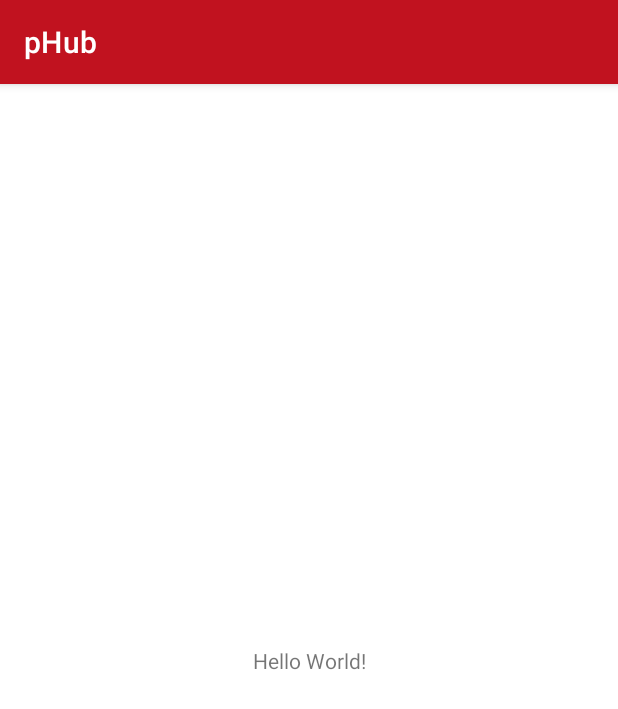
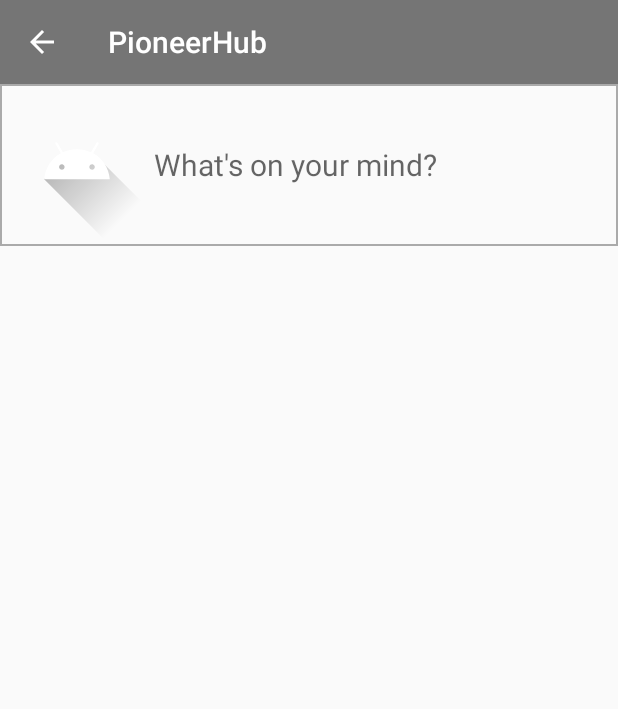
Before and after one commit to PioneerBois/PioneerHub, an Android app: the screen it shows after launch (MainActivity), on a phone screen of 412 x 824 dp. Shown: the top 709 px of the screen. Run offline under Robolectric (Android 15) with nearby library versions, the phone set to English and light mode, and no system bars.

Commit message:
navigationdrawerissue

```diff
--- a/app/build.gradle
+++ b/app/build.gradle
@@ -33,6 +33,7 @@ dependencies {
     implementation 'androidx.appcompat:appcompat:1.2.0'
     implementation 'com.google.android.material:material:1.3.0'
     implementation 'androidx.constraintlayout:constraintlayout:2.0.4'
+    implementation 'androidx.legacy:legacy-support-v4:1.0.0'
     testImplementation 'junit:junit:4.+'
     androidTestImplementation 'androidx.test.ext:junit:1.1.2'
     androidTestImplementation 'androidx.test.espresso:espresso-core:3.3.0'
--- a/app/src/main/java/com/pandinu/PioneerHub/MainActivity.java
+++ b/app/src/main/java/com/pandinu/PioneerHub/MainActivity.java
@@ -1,14 +1,51 @@
 package com.pandinu.PioneerHub;
 
 import androidx.appcompat.app.AppCompatActivity;
+import androidx.fragment.app.FragmentTransaction;
 
 import android.os.Bundle;
 
-public class MainActivity extends AppCompatActivity {
+public class MainActivity extends AppCompatActivity implements TimelineFragment.TimeLineFragmentListener, PostFragment.PostFragmentListener{
+
+    private FragmentTransaction ft;
+    private TimelineFragment timeLineFragment;
+    //private PostFragment postFragment;
+
+
 
     @Override
     protected void onCreate(Bundle savedInstanceState) {
         super.onCreate(savedInstanceState);
         setContentView(R.layout.activity_main);
+
+        timeLineFragment = new TimelineFragment();
+        //postFragment = new PostFragment();
+
+
+        ft = getSupportFragmentManager().beginTransaction();
+        ft.replace(R.id.container, timeLineFragment);
+        ft.commit();
+
+    }
+
+    @Override
+    public void toPostSent() {
+        FragmentTransaction toPostTransaction = getSupportFragmentManager().beginTransaction();
+        toPostTransaction.replace(R.id.container, new PostFragment());
+        toPostTransaction.commit();
+    }
+
+    @Override
+    public void cancelPost() {
+        FragmentTransaction cancelPost = getSupportFragmentManager().beginTransaction();
+        cancelPost.replace(R.id.container, timeLineFragment);
+        cancelPost.commit();
+    }
+
+    @Override
+    public void successfulPost() {
+        FragmentTransaction successfulPost = getSupportFragmentManager().beginTransaction();
+        successfulPost.replace(R.id.container, timeLineFragment);
+        successfulPost.commit();
     }
 }
--- /dev/null
+++ b/app/src/main/java/com/pandinu/PioneerHub/TimelineFragment.java
@@ -0,0 +1,98 @@
+package com.pandinu.PioneerHub;
+
+import android.content.Context;
+import android.os.Bundle;
+
+import androidx.annotation.NonNull;
+import androidx.appcompat.app.AppCompatActivity;
+import androidx.appcompat.widget.Toolbar;
+import androidx.core.view.GravityCompat;
+import androidx.drawerlayout.widget.DrawerLayout;
+import androidx.fragment.app.Fragment;
+
+import android.view.LayoutInflater;
+import android.view.MenuItem;
+import android.view.View;
+import android.view.ViewGroup;
+import android.widget.TextView;
+
+import com.google.android.material.navigation.NavigationView;
+
+
+public class TimelineFragment extends Fragment {
+    private TimeLineFragmentListener listener;
+    private TextView tvToPost;
+    private DrawerLayout mDrawer;
+    private Toolbar toolbar;
+    private NavigationView nvDrawer;
+
+    public interface TimeLineFragmentListener{
+        void toPostSent();
+    }
+    public TimelineFragment() {
+        // Required empty public constructor
+    }
+
+    @Override
+    public void onCreate(Bundle savedInstanceState) {
+        super.onCreate(savedInstanceState);
+
+    }
+
+    @Override
+    public View onCreateView(LayoutInflater inflater, ViewGroup container,
+                             Bundle savedInstanceState) {
+        // Inflate the layout for this fragment
+        View v = inflater.inflate(R.layout.fragment_time_line, container, false);
+
+
+        // Set a Toolbar to replace the ActionBar.
+        toolbar = (Toolbar) v.findViewById(R.id.toolbar);
+        ((AppCompatActivity)getActivity()).setSupportActionBar(toolbar);
+
+        // This will display an Up icon (<-), we will replace it with hamburger later
+        ((AppCompatActivity)getActivity()).getSupportActionBar().setDisplayHomeAsUpEnabled(true);
+
+        // Find our drawer view
+        mDrawer = (DrawerLayout) v.findViewById(R.id.drawer_layout);
+
+        tvToPost = v.findViewById(R.id.tvToPost);
+        tvToPost.setOnClickListener(new View.OnClickListener() {
+            @Override
+            public void onClick(View v) {
+                listener.toPostSent();
+            }
+        });
+
+        return v;
+    }
+
+    @Override
+    public boolean onOptionsItemSelected(MenuItem item) {
+        // The action bar home/up action should open or close the drawer.
+        switch (item.getItemId()) {
+            case android.R.id.home:
+                mDrawer.openDrawer(GravityCompat.START);
+                return true;
+        }
+
+        return super.onOptionsItemSelected(item);
+    }
+
+    @Override
+    public void onAttach(@NonNull Context context) {
+        super.onAttach(context);
+        if(context instanceof TimeLineFragmentListener){
+            listener = (TimeLineFragmentListener) context;
+        }else{
+            throw new RuntimeException(context.toString() + " " +
+                    "must implement TimeLineFragmentListener");
+        }
+    }
+
+    @Override
+    public void onDetach() {
+        super.onDetach();
+        listener = null;
+    }
+}
--- /dev/null
+++ b/app/src/main/res/drawable/border.xml
@@ -0,0 +1,4 @@
+<?xml version="1.0" encoding="utf-8"?>
+<shape xmlns:android="http://schemas.android.com/apk/res/android" android:shape="rectangle">
+    <stroke android:width="1dp" android:color="@android:color/darker_gray"/>
+</shape>
--- /dev/null
+++ b/app/src/main/res/drawable/ic_baseline_done_outline_24.xml
@@ -0,0 +1,10 @@
+<vector xmlns:android="http://schemas.android.com/apk/res/android"
+    android:width="24dp"
+    android:height="24dp"
+    android:viewportWidth="24"
+    android:viewportHeight="24"
+    android:tint="?attr/colorControlNormal">
+  <path
+      android:fillColor="@android:color/white"
+      android:pathData="M19.77,5.03l1.4,1.4L8.43,19.17l-5.6,-5.6 1.4,-1.4 4.2,4.2L19.77,5.03m0,-2.83L8.43,13.54l-4.2,-4.2L0,13.57 8.43,22 24,6.43 19.77,2.2z"/>
+</vector>
--- a/app/src/main/res/layout/activity_main.xml
+++ b/app/src/main/res/layout/activity_main.xml
@@ -1,18 +1,15 @@
 <?xml version="1.0" encoding="utf-8"?>
-<androidx.constraintlayout.widget.ConstraintLayout xmlns:android="http://schemas.android.com/apk/res/android"
+<LinearLayout xmlns:android="http://schemas.android.com/apk/res/android"
     xmlns:app="http://schemas.android.com/apk/res-auto"
     xmlns:tools="http://schemas.android.com/tools"
     android:layout_width="match_parent"
     android:layout_height="match_parent"
     tools:context=".MainActivity">
 
-    <TextView
-        android:layout_width="wrap_content"
-        android:layout_height="wrap_content"
-        android:text="Hello World!"
-        app:layout_constraintBottom_toBottomOf="parent"
-        app:layout_constraintLeft_toLeftOf="parent"
-        app:layout_constraintRight_toRightOf="parent"
-        app:layout_constraintTop_toTopOf="parent" />
+    <FrameLayout
+        android:id="@+id/container"
+        android:layout_width="match_parent"
+        android:layout_height="match_parent"
+       />
 
-</androidx.constraintlayout.widget.ConstraintLayout>
+</LinearLayout>
--- /dev/null
+++ b/app/src/main/res/layout/fragment_time_line.xml
@@ -0,0 +1,61 @@
+<?xml version="1.0" encoding="utf-8"?>
+<androidx.drawerlayout.widget.DrawerLayout
+    xmlns:android="http://schemas.android.com/apk/res/android"
+    xmlns:app="http://schemas.android.com/apk/res-auto"
+    android:id="@+id/drawer_layout"
+    android:layout_width="match_parent"
+    android:layout_height="match_parent">
+
+    <!-- This LinearLayout represents the contents of the screen  -->
+    <LinearLayout
+        android:layout_width="match_parent"
+        android:layout_height="match_parent"
+        android:orientation="vertical">
+
+        <!-- The ActionBar displayed at the top -->
+        <include
+            layout="@layout/timeline_toolbar"
+            android:layout_width="match_parent"
+            android:layout_height="wrap_content" />
+
+        <LinearLayout
+            android:id="@+id/llToPost"
+            android:layout_width="match_parent"
+            android:layout_height="wrap_content"
+            android:orientation="horizontal"
+            android:background="@drawable/border"
+            >
+
+            <ImageView
+                android:id="@+id/ivProfileImage"
+                android:src="@drawable/ic_launcher_foreground"
+                android:layout_width="0dp"
+                android:layout_weight="1"
+                android:layout_height="wrap_content"
+
+                />
+
+            <TextView
+                android:id="@+id/tvToPost"
+                android:hint="@string/what_s_on_your_mind"
+                android:layout_width="0dp"
+                android:layout_weight="3"
+                android:layout_height="match_parent"
+                android:gravity="center_vertical"
+                android:textSize="20dp"
+
+                />
+
+        </LinearLayout>
+
+    </LinearLayout>
+    <!-- The navigation drawer that comes from the left -->
+    <!-- Note that `android:layout_gravity` needs to be set to 'start' -->
+    <com.google.android.material.navigation.NavigationView
+        android:id="@+id/nvView"
+        android:layout_width="wrap_content"
+        android:layout_height="match_parent"
+        android:layout_gravity="start"
+        android:background="@android:color/white"
+        app:menu="@menu/timeline_drawer_view" />
+</androidx.drawerlayout.widget.DrawerLayout>
--- /dev/null
+++ b/app/src/main/res/layout/timeline_toolbar.xml
@@ -0,0 +1,12 @@
+<?xml version="1.0" encoding="utf-8"?>
+<androidx.appcompat.widget.Toolbar
+    xmlns:android="http://schemas.android.com/apk/res/android"
+    xmlns:app="http://schemas.android.com/apk/res-auto"
+    android:id="@+id/toolbar"
+    android:layout_height="wrap_content"
+    android:layout_width="match_parent"
+    android:fitsSystemWindows="true"
+    android:minHeight="?attr/actionBarSize"
+    app:theme="@style/ThemeOverlay.AppCompat.Dark.ActionBar"
+    android:background="?attr/colorPrimaryDark">
+</androidx.appcompat.widget.Toolbar>
--- /dev/null
+++ b/app/src/main/res/menu/timeline_drawer_view.xml
@@ -0,0 +1,10 @@
+<?xml version="1.0" encoding="utf-8"?>
+<menu xmlns:android="http://schemas.android.com/apk/res/android">
+    <group android:checkableBehavior="single">
+        <item
+            android:id="@+id/studentFeed"
+            android:icon="@drawable/ic_baseline_done_outline_24"
+            android:title="@string/channels" />
+
+    </group>
+</menu>
--- a/app/src/main/res/values/themes.xml
+++ b/app/src/main/res/values/themes.xml
@@ -1,6 +1,6 @@
 <resources xmlns:tools="http://schemas.android.com/tools">
     <!-- Base application theme. -->
-    <style name="Theme.PioneerHub" parent="Theme.MaterialComponents.DayNight.DarkActionBar">
+    <style name="Theme.PioneerHub" parent="Theme.AppCompat.Light.NoActionBar">
         <!-- Primary brand color. -->
         <item name="colorPrimary">@color/pi_red</item>
         <item name="colorPrimaryVariant">@color/pi_black</item>
```
Also changed, not shown: app/src/main/java/com/pandinu/PioneerHub/PostFragment.java (added, +146 -0 lines), app/src/main/res/drawable/ic_baseline_add_a_photo_24.xml (added, +10 -0 lines), app/src/main/res/drawable/ic_baseline_add_photo_alternate_24.xml (added, +10 -0 lines), app/src/main/res/drawable/ic_baseline_cancel_24.xml (added, +10 -0 lines), app/src/main/res/drawable/ic_baseline_done_24.xml (added, +10 -0 lines), app/src/main/res/drawable/ic_baseline_redo_24.xml (added, +11 -0 lines), app/src/main/res/drawable/ic_baseline_refresh_24.xml (added, +10 -0 lines), app/src/main/res/layout/fragment_post.xml (added, +220 -0 lines), app/src/main/res/values/strings.xml (+16 -1 lines).
